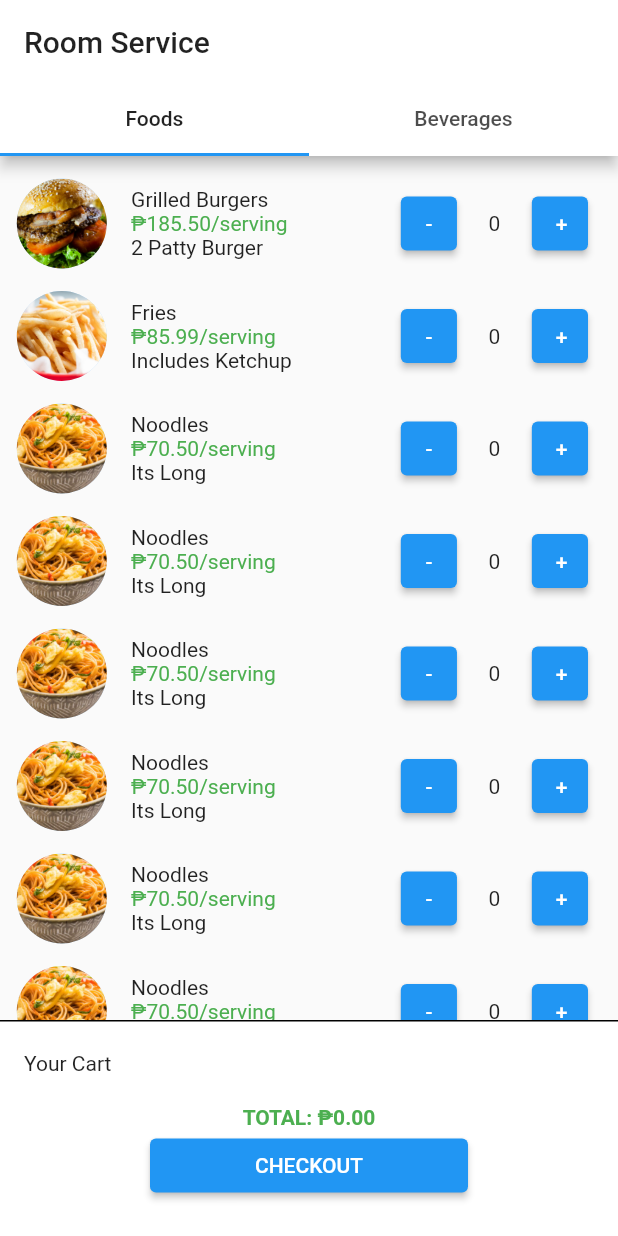
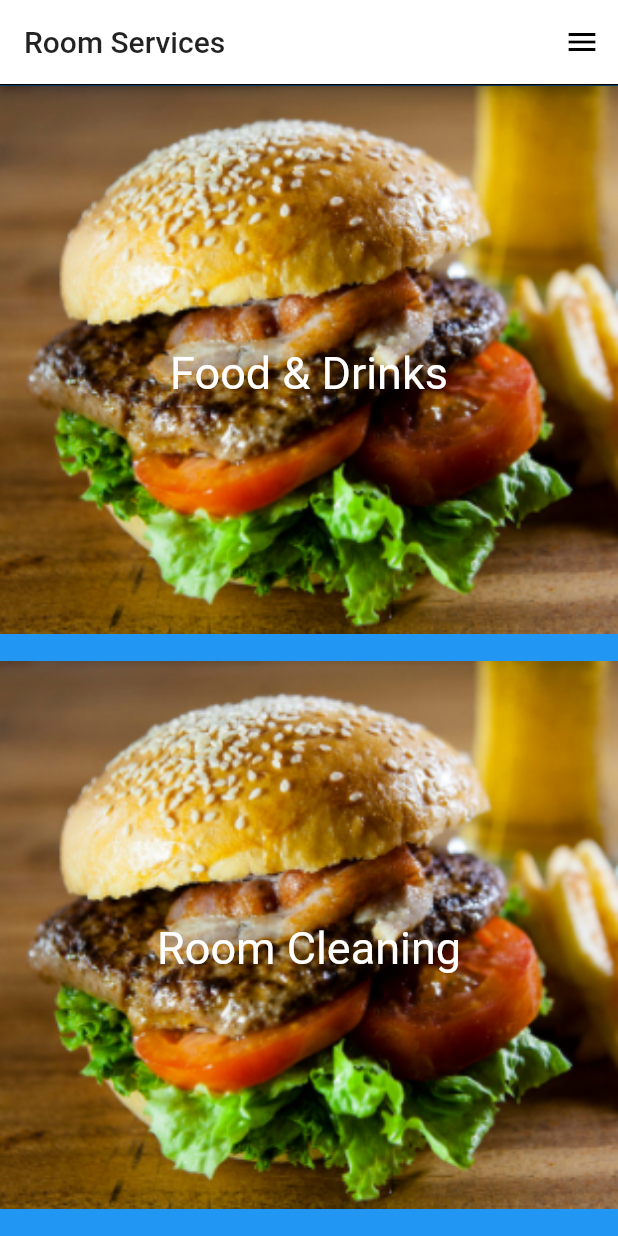
Before and after one commit to FLance03/remmie-mobile, a Flutter app: the screen it shows after launch, on a phone screen of 412 x 824 dp. Run offline on Flutter 3.47's test engine with Material 2 defaults, Android fonts, the light colour scheme and no system bars.

Commit message:
roomservice main and room cleaning bell

```diff
--- a/lib/screens/screens.dart
+++ b/lib/screens/screens.dart
@@ -6,3 +6,5 @@ export 'user_screens/SignupPage.dart';
 export 'user_screens/HomePage.dart';
 export 'user_screens/HotelsPage.dart';
 export 'user_screens/RoomServicePage2.dart';
+export 'user_screens/RoomServicePage.dart';
+export 'user_screens/RoomServicePage3.dart';
--- /dev/null
+++ b/lib/screens/user_screens/RoomServicePage.dart
@@ -0,0 +1,96 @@
+import 'package:flutter/material.dart';
+import '../../widgets/widgets.dart';
+
+class RoomServicePage extends StatelessWidget {
+  @override
+  Widget build(BuildContext context) {
+    return Scaffold(
+      appBar: AppBar(
+        title: Text('Room Services'),
+      ),
+      body: Container(
+        height: double.infinity,
+        decoration: BoxDecoration(
+          color: Colors.blue,
+          border: Border(
+            top: BorderSide(color: Colors.black),
+          ),
+        ),
+        child: Column(
+          children:[
+            Expanded(
+              flex:5,
+              child: Stack (
+                children: [
+                  GestureDetector(
+                    onTap: (){
+                      Navigator.pushNamed(context,'/FoodDrinks');
+                    },
+                    child: Image.asset(
+                      'assets/grilled_burger.PNG',
+                      width: MediaQuery.of(context).size.width,
+                      fit: BoxFit.fill,
+                    ),
+                  ),
+                  GestureDetector(
+                    onTap: (){
+                      Navigator.pushNamed(context,'/FoodDrinks');
+                    },
+                    child: Center(
+                      child: Text(
+                        'Food & Drinks',
+                        style: TextStyle(
+                          color: Colors.white,
+                          fontSize: 30,
+                        ),
+                      ),
+                    ),
+                  ),
+                ],
+              )
+            ),
+            Expanded(
+              flex:5,
+              child: Stack (
+                children: [
+                  GestureDetector(
+                    onTap: (){
+                      Navigator.pushNamed(context,'/RoomCleaning');
+                    },
+                    child: Image.asset(
+                      'assets/grilled_burger.PNG',
+                      width: MediaQuery.of(context).size.width,
+                      fit: BoxFit.fill,
+                    ),
+                  ),
+                  GestureDetector(
+                    onTap: (){
+                      Navigator.pushNamed(context,'/RoomCleaning');
+                    },
+                    child: Center(
+                      child: Text(
+                        'Room Cleaning',
+                        style: TextStyle(
+                          color: Colors.white,
+                          fontSize: 30,
+                        ),
+                      ),
+                    ),
+                  ),
+                ],
+              )
+            ),
+          ],
+        ),
+      ),
+      endDrawer: DisplayDrawer(
+        items:[
+          'Home',
+          'Item 1',
+          'Item 2',
+        ],
+        current:'Home',
+      ),
+    );
+  }
+}
--- a/lib/screens/user_screens/RoomServicePage2.dart
+++ b/lib/screens/user_screens/RoomServicePage2.dart
@@ -7,11 +7,11 @@ class RoomServicePage2 extends StatelessWidget {
     return FoodsBeverages();
   }
 }
-class Line_Items {
+class LineItems {
   Products product;
   int quantity;
 
-  Line_Items({@required this.product,@required this.quantity});
+  LineItems({@required this.product,@required this.quantity});
 
   double getLinePrice(){
     double retVal = quantity*product.price;
@@ -20,9 +20,9 @@ class Line_Items {
   }
 }
 class Cart {
-  List<Line_Items> lineItems;
+  List<LineItems> lineItems;
 
-  Cart([List<Line_Items> lineItems]) {
+  Cart([List<LineItems> lineItems]) {
     this.lineItems = lineItems==null ? [] : lineItems;
   }
 
@@ -50,7 +50,7 @@ class _FoodsBeveragesState extends State<FoodsBeverages> {
     indexCart = inCart.lineItems.indexWhere((lineItem)=> lineItem.product.id==product.id);
     if (indexCart == -1 && action == incrementDecrement.increment){
       setState((){
-        inCart.lineItems.add(new Line_Items(product:product, quantity:1));
+        inCart.lineItems.add(new LineItems(product:product, quantity:1));
       });
     }else if (indexCart != -1){
       if(action == incrementDecrement.increment){
--- a/lib/widgets/custom_widgets/Product.dart
+++ b/lib/widgets/custom_widgets/Product.dart
@@ -16,10 +16,10 @@ class Products {
   Products({@required this.id,@required this.name,@required this.price});
 }
 class Product extends StatefulWidget {
-  String imageLocation,name,description;
-  double price;
-  int id,stock;
-  UpdateHandle updateHandle;
+  final String imageLocation,name,description;
+  final double price;
+  final int id,stock;
+  final UpdateHandle updateHandle;
 
   Product({@required this.id,this.imageLocation,@required this.name,this.description,@required this.price,@required this.stock,@required this.updateHandle});
 
```
Also changed, not shown: lib/main.dart (+9 -1 lines), lib/screens/user_screens/RoomServicePage3.dart (added, +45 -0 lines), assets/hotel_bell.png (added), assets/hotel_bell2.png (added).
